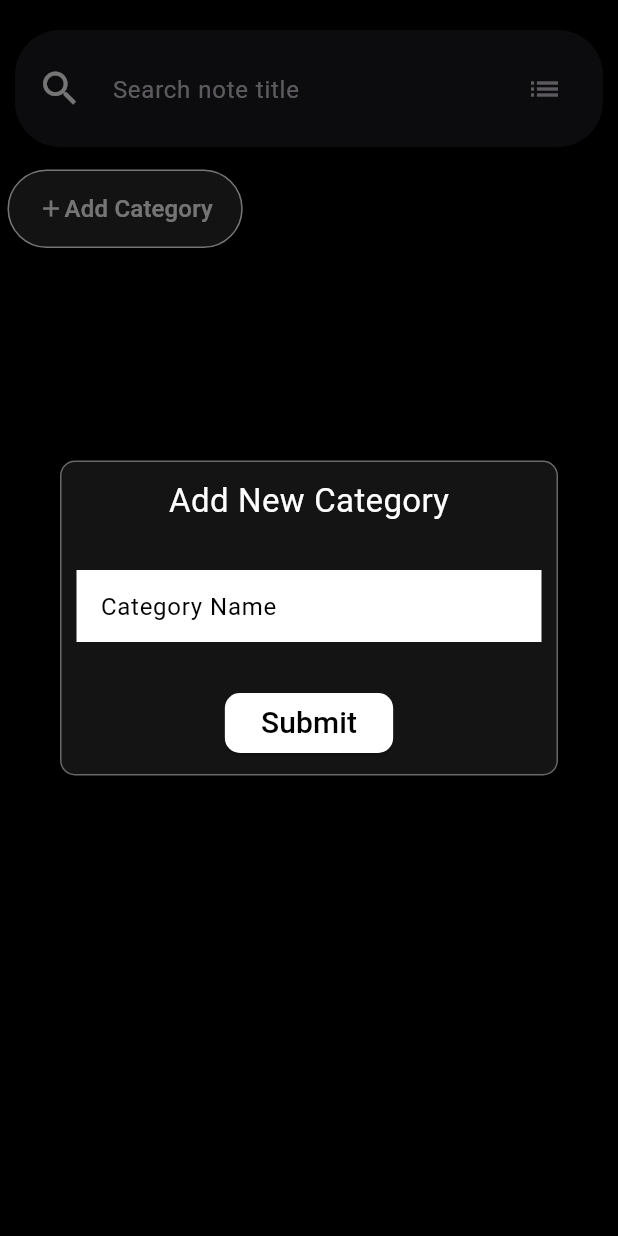
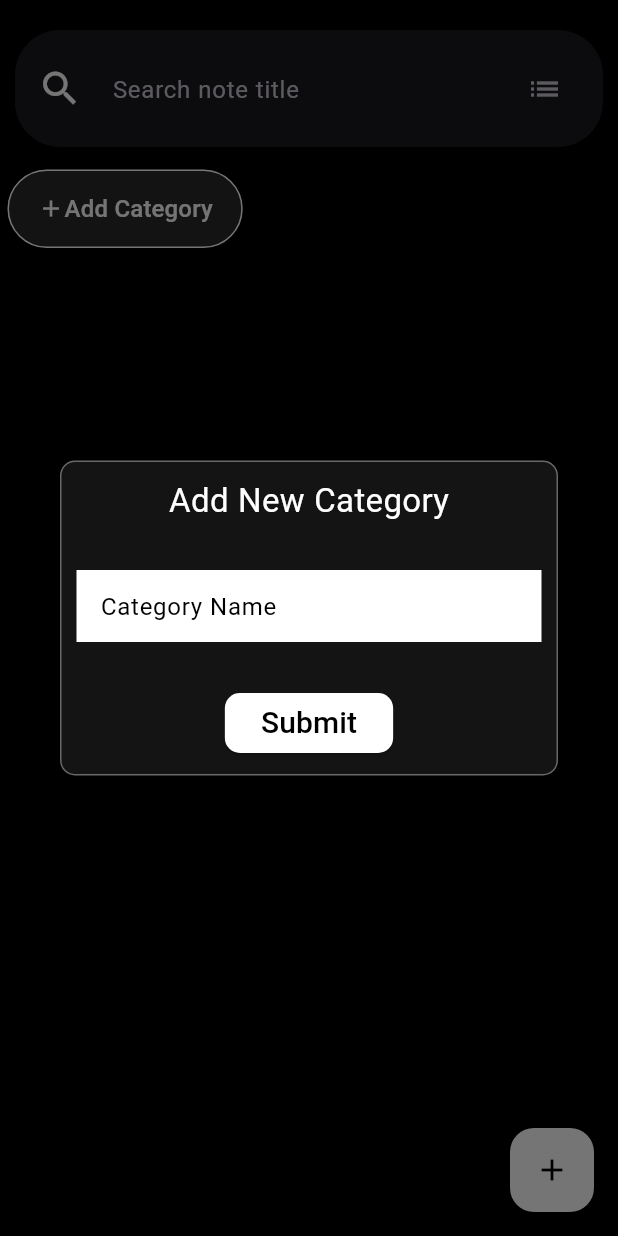
Before and after one commit to Kavarera/NoteApp-CleanArch-GETX, a Flutter app: the screen it shows after launch, after a tap on the "grid view" icon, after a tap on "Add Category", on a phone screen of 412 x 824 dp. Run offline on Flutter 3.47's test engine with Material 3 defaults, Android fonts, the phone set to English and light mode, and no system bars; our stand-ins replace dartz, get, google_fonts, sqflite; accounts and stored records are empty.

Commit message:
update theme data

```diff
--- a/lib/core/configurations/custom_theme.dart
+++ b/lib/core/configurations/custom_theme.dart
@@ -66,6 +66,10 @@ class CustomTheme {
             WidgetStateProperty.all(const Color.fromARGB(255, 201, 200, 200)),
       ),
     ),
+    floatingActionButtonTheme: FloatingActionButtonThemeData(
+      backgroundColor: Colors.white,
+      foregroundColor: Colors.black,
+    ),
     fontFamily: GoogleFonts.comicNeue().fontFamily,
   );
 }
--- a/lib/features/note_app/presentation/home/controllers/home_controller.dart
+++ b/lib/features/note_app/presentation/home/controllers/home_controller.dart
@@ -127,4 +127,6 @@ class HomeController extends GetxController {
       );
     }
   }
+
+  newNote() {}
 }
--- a/lib/features/note_app/presentation/home/pages/home_page.dart
+++ b/lib/features/note_app/presentation/home/pages/home_page.dart
@@ -10,6 +10,13 @@ class HomePage extends GetView<HomeController> {
   @override
   Widget build(BuildContext context) {
     return Scaffold(
+      floatingActionButton: FloatingActionButton(
+        onPressed: controller.newNote(),
+        child: Icon(
+          Icons.add,
+          color: Colors.black,
+        ),
+      ),
       body: SafeArea(
         child: Column(
           children: [
```
